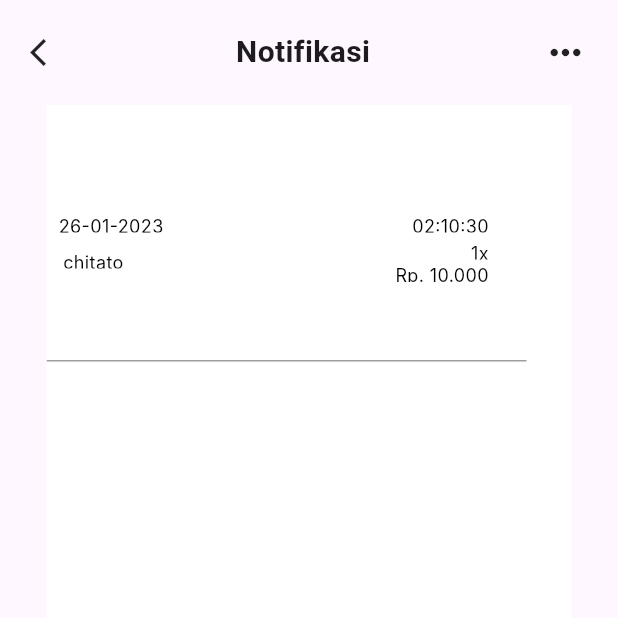
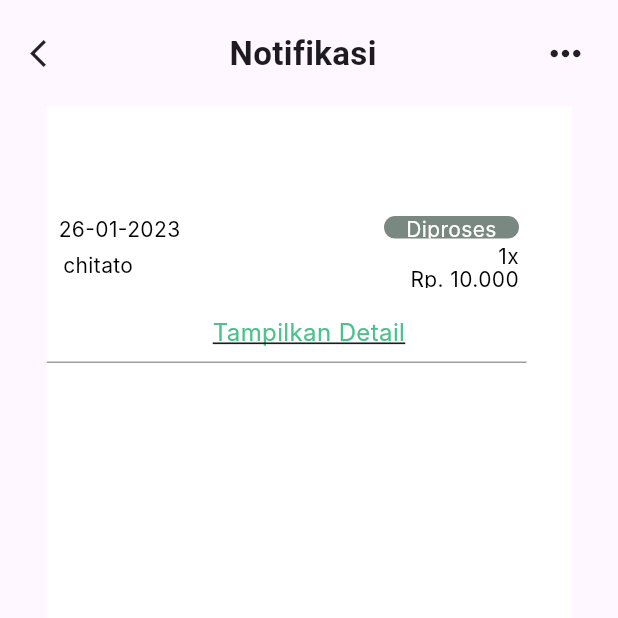
Before and after one commit to fadiyahnura/PBL-3, a Flutter app: the NotifikasiScreen screen opened directly, on a phone screen of 412 x 824 dp, the top half of it. Run offline on Flutter 3.47's test engine with Material 3 defaults, Android fonts, the phone set to English and light mode, and no system bars; our stand-ins replace carousel_slider; Roboto replaces fonts that are missing (Inter).

Commit message:
done ifa

```diff
--- a/lib/login.dart
+++ b/lib/login.dart
@@ -91,7 +91,7 @@ class Login extends StatelessWidget {
                         TextSpan(
                           text: 'akun?',
                           style: TextStyle(
-                            color: Color(0xFF01A4FF),
+                            color: Color.fromARGB(240, 0, 0, 0),
                             fontSize: 16,
                             fontFamily: 'Inter',
                             fontWeight: FontWeight.w400,
--- a/lib/screens/notifikasi_screen.dart
+++ b/lib/screens/notifikasi_screen.dart
@@ -1,4 +1,5 @@
 import 'package:flutter/material.dart';
+import 'package:viewapp/screens/struk_screens.dart';
 
 class NotifikasiScreen extends StatelessWidget {
   @override
@@ -26,7 +27,7 @@ class NotifikasiScreen extends StatelessWidget {
                     Text(
                       "Notifikasi",
                       style: TextStyle(
-                        fontSize: 20,
+                        fontSize: 22,
                         fontWeight: FontWeight.w600,
                       ),
                     ),
@@ -53,13 +54,13 @@ class NotifikasiScreen extends StatelessWidget {
                       left: 8,
                       top: 73,
                       child: SizedBox(
-                        width: 70,
-                        height: 12,
+                        width: 100,
+                        height: 20,
                         child: Text(
                           '26-01-2023',
                           style: TextStyle(
                             color: Colors.black,
-                            fontSize: 12,
+                            fontSize: 14,
                             fontFamily: 'Inter',
                             fontWeight: FontWeight.w400,
                             height: 0,
@@ -72,17 +73,26 @@ class NotifikasiScreen extends StatelessWidget {
                       left: 225,
                       top: 73,
                       child: SizedBox(
-                        width: 70,
-                        height: 12,
-                        child: Text(
-                          '02:10:30',
-                          textAlign: TextAlign.right,
-                          style: TextStyle(
-                            color: Colors.black,
-                            fontSize: 12,
-                            fontFamily: 'Inter',
-                            fontWeight: FontWeight.w400,
-                            height: 0,
+                        width: 90,
+                        height: 15,
+                        child: Container(
+                          decoration: BoxDecoration(
+                            color: Color(0xFF7A8882), // Background color
+                            borderRadius: BorderRadius.all(Radius.circular(
+                                8.0)), // Adjust the radius as needed
+                          ),
+                          child: Center(
+                            child: Text(
+                              'Diproses',
+                              textAlign: TextAlign.center,
+                              style: TextStyle(
+                                color: Colors.white, // Text color
+                                fontSize: 14,
+                                fontFamily: 'Inter',
+                                fontWeight: FontWeight.w400,
+                                height: 0,
+                              ),
+                            ),
                           ),
                         ),
                       ),
@@ -92,15 +102,15 @@ class NotifikasiScreen extends StatelessWidget {
                       left: 225,
                       top: 91,
                       child: SizedBox(
-                        width: 70,
-                        height: 12,
+                        width: 90,
+                        height: 15,
                         child: Text(
                           '1x',
                           textAlign: TextAlign
                               .right, // Menghapus koma (,) yang tidak diperlukan
                           style: TextStyle(
                             color: Colors.black,
-                            fontSize: 12,
+                            fontSize: 14,
                             fontFamily: 'Inter',
                             fontWeight: FontWeight.w400,
                             height: 0,
@@ -113,15 +123,15 @@ class NotifikasiScreen extends StatelessWidget {
                       left: 225,
                       top: 106,
                       child: SizedBox(
-                        width: 70,
-                        height: 12,
+                        width: 90,
+                        height: 15,
                         child: Text(
                           'Rp. 10.000',
                           textAlign: TextAlign
                               .right, // Menghapus koma (,) yang tidak diperlukan
                           style: TextStyle(
                             color: Colors.black,
-                            fontSize: 12,
+                            fontSize: 14,
                             fontFamily: 'Inter',
                             fontWeight: FontWeight.w400,
                             height: 0,
@@ -134,13 +144,13 @@ class NotifikasiScreen extends StatelessWidget {
                       left: 11,
                       top: 97,
                       child: SizedBox(
-                        width: 70,
-                        height: 12,
+                        width: 90,
+                        height: 15,
                         child: Text(
                           'chitato',
                           style: TextStyle(
                             color: Colors.black,
-                            fontSize: 12,
+                            fontSize: 14,
                             fontFamily: 'Inter',
                             fontWeight: FontWeight.w400,
                             height: 0,
@@ -148,6 +158,41 @@ class NotifikasiScreen extends StatelessWidget {
                         ),
                       ),
                     ),
+                    Positioned(
+                      bottom: 440,
+                      left: 0,
+                      right: 0,
+                      child: SizedBox(
+                        width: 150, // Sesuaikan dengan lebar yang diinginkan
+                        height: 20, // Sesuaikan dengan tinggi yang diinginkan
+                        child: InkWell(
+                          onTap: () {
+                            // Tambahkan navigasi ke halaman lain di sini
+
+                            Navigator.push(
+                              context,
+                              MaterialPageRoute(
+                                  builder: (context) => StrukScreens()),
+                            );
+                          },
+                          child: Text(
+                            'Tampilkan Detail',
+                            textAlign: TextAlign.center,
+                            style: TextStyle(
+                              color: Color(
+                                  0xFF4CC18C), // Ubah warna sesuai keinginan
+                              fontSize: 16,
+                              fontFamily: 'Inter',
+                              fontWeight: FontWeight.w400,
+                              decoration: TextDecoration
+                                  .underline, // Menambahkan garis bawah sebagai indikasi tautan
+                              height: 0,
+                            ),
+                          ),
+                        ),
+                      ),
+                    ),
+
                     // Tambahkan garis pemisah di sini
                     Positioned(
                       left: 0,
--- a/lib/signup.dart
+++ b/lib/signup.dart
@@ -128,7 +128,7 @@ class Signup extends StatelessWidget {
                             TextSpan(
                               text: 'akun?',
                               style: TextStyle(
-                                color: Color(0xFF01A4FF),
+                                color: Color.fromARGB(255, 0, 0, 0),
                                 fontSize: 16,
                                 fontFamily: 'Inter',
                                 fontWeight: FontWeight.w400,
```
Also changed, not shown: lib/screens/struk_screens.dart (added, +380 -0 lines).
